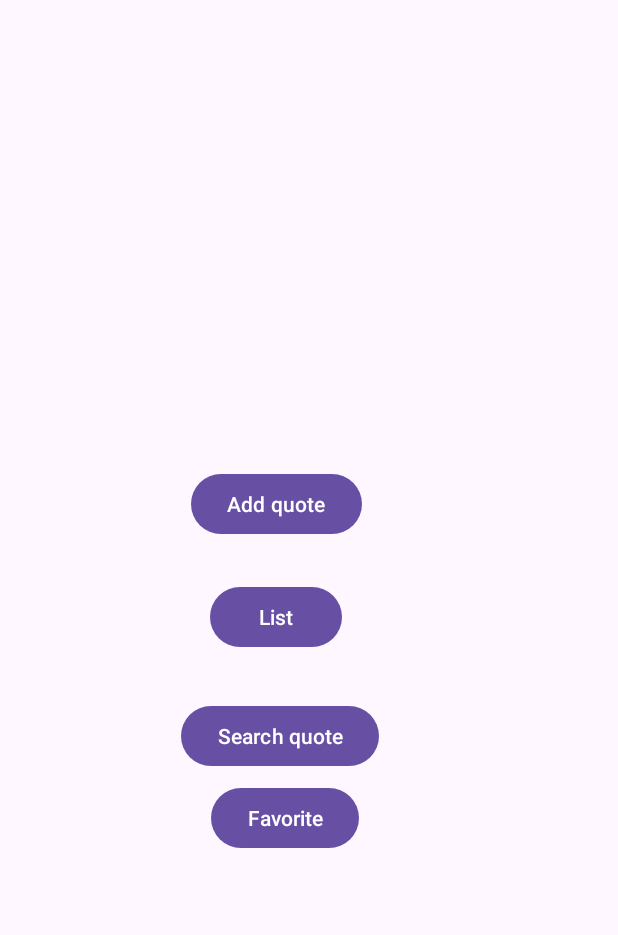
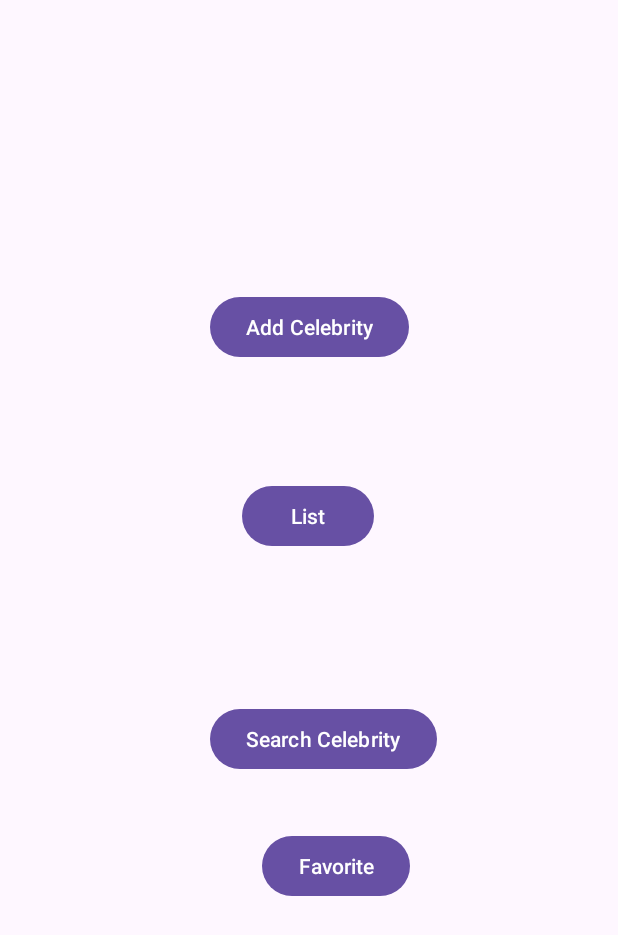
Before and after one commit to mihaela2003/Radu_Mihaela_Alexandra_ActivitateDAM2024, an Android app: the screen it shows after launch (MainActivity), on a phone screen of 412 x 824 dp. Shown: the top 935 px of the screen. Run offline under Robolectric (Android 15) with nearby library versions, the phone set to English and light mode, and no system bars.

```diff
--- a/pregatire_test2_3/app/src/main/AndroidManifest.xml
+++ b/pregatire_test2_3/app/src/main/AndroidManifest.xml
@@ -14,6 +14,9 @@
         android:supportsRtl="true"
         android:theme="@style/Theme.Pregatire_test2_3"
         tools:targetApi="31">
+        <activity
+            android:name=".SharedPreferencesList"
+            android:exported="false" />
         <activity
             android:name=".ApiNinjaCelebrity"
             android:exported="false" />
--- a/pregatire_test2_3/app/src/main/java/com/example/pregatire_test2_3/MainActivity.java
+++ b/pregatire_test2_3/app/src/main/java/com/example/pregatire_test2_3/MainActivity.java
@@ -57,6 +57,15 @@ public class MainActivity extends AppCompatActivity {
                 startActivity(it);
             }
         });
+
+        Button btnFavorite = findViewById(R.id.btnFavorite);
+        btnFavorite.setOnClickListener(new View.OnClickListener() {
+            @Override
+            public void onClick(View view) {
+                Intent it = new Intent(getApplicationContext(), SharedPreferencesList.class);
+                startActivity(it);
+            }
+        });
     }
 
     @Override
--- a/pregatire_test2_3/app/src/main/res/layout/activity_main.xml
+++ b/pregatire_test2_3/app/src/main/res/layout/activity_main.xml
@@ -41,4 +41,16 @@
         app:layout_constraintStart_toStartOf="parent"
         app:layout_constraintTop_toTopOf="parent"
         app:layout_constraintVertical_bias="0.604" />
+
+    <Button
+        android:id="@+id/btnFavorite"
+        android:layout_width="wrap_content"
+        android:layout_height="wrap_content"
+        android:text="Favorite"
+        app:layout_constraintBottom_toBottomOf="parent"
+        app:layout_constraintEnd_toEndOf="parent"
+        app:layout_constraintHorizontal_bias="0.557"
+        app:layout_constraintStart_toStartOf="parent"
+        app:layout_constraintTop_toTopOf="parent"
+        app:layout_constraintVertical_bias="0.713" />
 </androidx.constraintlayout.widget.ConstraintLayout>
```
Also changed, not shown: pregatire_test2_3/app/src/main/java/com/example/pregatire_test2_3/Celebrity.java (+8 -0 lines), pregatire_test2_3/app/src/main/java/com/example/pregatire_test2_3/ListCelebrity.java (+18 -13 lines), pregatire_test2_3/app/src/main/java/com/example/pregatire_test2_3/SharedPreferencesList.java (added, +42 -0 lines), pregatire_test2_3/app/src/main/res/layout/activity_shared_preferences_list.xml (added, +15 -0 lines).
